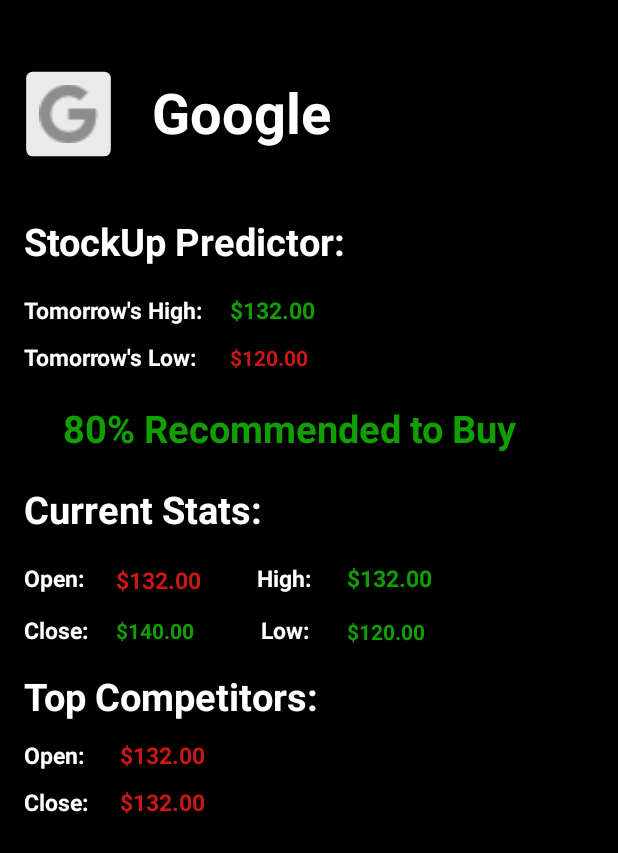
After one commit to CS196Illinois/g2_stockprediction, an Android app: the layout activity_stock_page.xml on its own in the app's theme, with its tools: preview values and no code run, on a phone screen of 412 x 824 dp. The commit adds this screen. Shown: the top 853 px of the screen. Run offline under Robolectric (Android 15) with nearby library versions, the phone set to English and light mode, and no system bars; network calls fail.

Commit message:
Added Stock Page

```diff
--- a/front end/app/build.gradle
+++ b/front end/app/build.gradle
@@ -35,7 +35,7 @@ dependencies {
     implementation 'com.squareup.picasso:picasso:2.5.2'
     implementation 'com.android.volley:volley:1.1.0'
     testImplementation 'junit:junit:4.12'
-    implementation('com.googlecode.json-simple:json-simple:1.1.1'){
+    implementation('com.googlecode.json-simple:json-simple:1.1.1') {
         exclude group: 'junit', module: 'junit'
     }
     androidTestImplementation 'com.android.support.test:runner:1.0.2'
--- a/front end/app/src/main/AndroidManifest.xml
+++ b/front end/app/src/main/AndroidManifest.xml
@@ -16,7 +16,8 @@
                 <category android:name="android.intent.category.LAUNCHER" />
             </intent-filter>
         </activity>
-        <activity android:name=".HomePage"></activity>
+        <activity android:name=".HomePage" />
+        <activity android:name=".StockPage"></activity>
     </application>
 
 </manifest>
--- a/front end/app/src/main/java/com/example/g2_stockprediction/HomePage.java
+++ b/front end/app/src/main/java/com/example/g2_stockprediction/HomePage.java
@@ -1,6 +1,7 @@
 package com.example.g2_stockprediction;
 
 import android.app.ProgressDialog;
+import android.content.Intent;
 import android.graphics.Color;
 import android.os.Build;
 import android.support.v7.app.AppCompatActivity;
@@ -9,6 +10,7 @@ import android.view.View;
 import android.view.Window;
 import android.view.WindowManager;
 import android.widget.ListView;
+import android.widget.SearchView;
 import android.widget.Toast;
 
 import com.android.volley.RequestQueue;
@@ -26,6 +28,8 @@ public class HomePage extends AppCompatActivity {
     ListView listView;
     String url = "https://www.alphavantage.co/query?function=TIME_SERIES_INTRADAY&symbol=IBM&interval=5min&apikey=RHK7YLY3DFGWV052";
     ProgressDialog dialog;
+    private SearchView stocksearch;
+    public String stockname;
 
     @Override
     protected void onCreate(Bundle savedInstanceState) {
@@ -33,6 +37,7 @@ public class HomePage extends AppCompatActivity {
         setContentView(R.layout.activity_home_page);
 
         listView = (ListView)findViewById(R.id.listView);
+        stocksearch = (SearchView) findViewById(R.id.svStockSearch);
 
         dialog = new ProgressDialog(this);
         dialog.setMessage("Loading....");
@@ -53,6 +58,22 @@ public class HomePage extends AppCompatActivity {
 
         RequestQueue rQueue = Volley.newRequestQueue(HomePage.this);
         rQueue.add(request);
+
+        stocksearch.setOnQueryTextListener(new SearchView.OnQueryTextListener() {
+            @Override
+            public boolean onQueryTextSubmit(String query) {
+                stockname = query;
+                Intent intent = new Intent(HomePage.this, StockPage.class);
+                intent.putExtra("stockname", stockname);
+                startActivity(intent);
+                return false;
+            }
+
+            @Override
+            public boolean onQueryTextChange(String newText) {
+                return false;
+            }
+        });
 
         transparentStatusAndNavigation();
     }
--- /dev/null
+++ b/front end/app/src/main/java/com/example/g2_stockprediction/StockPage.java
@@ -0,0 +1,138 @@
+package com.example.g2_stockprediction;
+
+import android.content.Intent;
+import android.graphics.Color;
+import android.os.Build;
+import android.support.annotation.NonNull;
+import android.support.v7.app.AppCompatActivity;
+import android.os.Bundle;
+import android.view.View;
+import android.view.Window;
+import android.view.WindowManager;
+import android.widget.ImageView;
+import android.widget.TextView;
+import android.widget.Toast;
+
+import com.google.firebase.database.DataSnapshot;
+import com.google.firebase.database.DatabaseError;
+import com.google.firebase.database.DatabaseReference;
+import com.google.firebase.database.FirebaseDatabase;
+import com.google.firebase.database.ValueEventListener;
+import com.squareup.picasso.Picasso;
+
+import static java.security.AccessController.getContext;
+
+public class StockPage extends AppCompatActivity {
+
+    private ImageView logo;
+    private TextView name;
+    private TextView tomHigh;
+    private TextView tomLow;
+    private TextView recommender;
+    private TextView currHigh;
+    private TextView currLow;
+    private TextView currOpen;
+    private TextView currClose;
+    private TextView comp1;
+    private TextView comp2;
+    private TextView comp1Price;
+    private TextView comp2Price;
+    private DatabaseReference myRef;
+
+    @Override
+    protected void onCreate(Bundle savedInstanceState) {
+        super.onCreate(savedInstanceState);
+        setContentView(R.layout.activity_stock_page);
+
+        logo = (ImageView) findViewById(R.id.imgLogo);
+        name = (TextView) findViewById(R.id.txtName);
+        tomHigh = (TextView) findViewById(R.id.txtTomHigh);
+        tomLow = (TextView) findViewById(R.id.txtTomLow);
+        recommender = (TextView) findViewById(R.id.txtRecommender);
+        currHigh = (TextView) findViewById(R.id.txtCurHigh);
+        currLow = (TextView) findViewById(R.id.txtCurLow);
+        currClose = (TextView) findViewById(R.id.txtCurClose);
+        currOpen = (TextView) findViewById(R.id.txtCurOpen);
+        comp1 = (TextView) findViewById(R.id.txtComp1);
+        comp2 = (TextView) findViewById(R.id.txtComp2);
+        comp1Price = (TextView) findViewById(R.id.txtComp1Price);
+        comp2Price = (TextView) findViewById(R.id.txtComp2Price);
+        myRef = FirebaseDatabase.getInstance().getReference().child("stocks");
+        Intent intent = getIntent();
+        final String stockname = intent.getStringExtra("stockname");
+
+        myRef.addValueEventListener(new ValueEventListener() {
+            @Override
+            public void onDataChange(@NonNull DataSnapshot dataSnapshot) {
+                String namein = dataSnapshot.child(stockname).child("name").getValue().toString();
+                String logoin = dataSnapshot.child(stockname).child("logo").getValue().toString();
+                String tomHighin = dataSnapshot.child(stockname).child("tomHigh").getValue().toString();
+                String tomLowin = dataSnapshot.child(stockname).child("tomLow").getValue().toString();
+                String currOpenin = dataSnapshot.child(stockname).child("open").getValue().toString();
+                String currClosein = dataSnapshot.child(stockname).child("close").getValue().toString();
+                String currHighin = dataSnapshot.child(stockname).child("currHigh").getValue().toString();
+                String currLowin = dataSnapshot.child(stockname).child("currLow").getValue().toString();
+                String comp1in = dataSnapshot.child(stockname).child("comp1").getValue().toString();
+                String comp2in = dataSnapshot.child(stockname).child("comp2").getValue().toString();
+                String comp1Pricein = dataSnapshot.child(stockname).child("comp1Price").getValue().toString();
+                String comp2Pricein = dataSnapshot.child(stockname).child("comp2Price").getValue().toString();
+
+
+                Picasso.with(StockPage.this)
+                        .load(logoin)
+                        .into(logo);
+
+                name.setText(namein);
+                tomHigh.setText(tomHighin);
+                tomLow.setText(tomLowin);
+                currOpen.setText(currOpenin);
+                currClose.setText(currClosein);
+                currLow.setText(currLowin);
+                currHigh.setText(currHighin);
+                comp1.setText(comp1in);
+                comp2.setText(comp2in);
+                comp1Price.setText(comp1Pricein);
+                comp2Price.setText(comp2Pricein);
+            }
+
+            @Override
+            public void onCancelled(@NonNull DatabaseError databaseError) {
+
+            }
+        });
+
+        transparentStatusAndNavigation();
+    }
+
+    private void transparentStatusAndNavigation() {
+        //make full transparent statusBar
+        if (Build.VERSION.SDK_INT >= 19 && Build.VERSION.SDK_INT < 21) {
+            setWindowFlag(WindowManager.LayoutParams.FLAG_TRANSLUCENT_STATUS
+                    | WindowManager.LayoutParams.FLAG_TRANSLUCENT_NAVIGATION, true);
+        }
+        if (Build.VERSION.SDK_INT >= 19) {
+            getWindow().getDecorView().setSystemUiVisibility(
+                    View.SYSTEM_UI_FLAG_LAYOUT_STABLE
+                            | View.SYSTEM_UI_FLAG_LAYOUT_FULLSCREEN
+                            | View.SYSTEM_UI_FLAG_LAYOUT_HIDE_NAVIGATION
+            );
+        }
+        if (Build.VERSION.SDK_INT >= 21) {
+            setWindowFlag(WindowManager.LayoutParams.FLAG_TRANSLUCENT_STATUS
+                    | WindowManager.LayoutParams.FLAG_TRANSLUCENT_NAVIGATION, false);
+            getWindow().setStatusBarColor(Color.TRANSPARENT);
+            getWindow().setNavigationBarColor(Color.TRANSPARENT);
+        }
+    }
+
+    private void setWindowFlag(final int bits, boolean on) {
+        Window win = getWindow();
+        WindowManager.LayoutParams winParams = win.getAttributes();
+        if (on) {
+            winParams.flags |= bits;
+        } else {
+            winParams.flags &= ~bits;
+        }
+        win.setAttributes(winParams);
+    }
+}
--- a/front end/app/src/main/res/layout/activity_home_page.xml
+++ b/front end/app/src/main/res/layout/activity_home_page.xml
@@ -9,11 +9,12 @@
     tools:layout_editor_absoluteY="25dp">
 
     <SearchView
-        android:id="@+id/searchView"
+        android:id="@+id/svStockSearch"
         android:layout_width="384dp"
         android:layout_height="53dp"
         android:layout_marginTop="8dp"
         android:layout_marginBottom="500dp"
+        android:queryHint="Search for a Stock"
         app:layout_constraintBottom_toBottomOf="parent"
         app:layout_constraintEnd_toEndOf="parent"
         app:layout_constraintStart_toStartOf="parent"
@@ -34,7 +35,7 @@
         android:textStyle="bold"
         app:layout_constraintEnd_toEndOf="parent"
         app:layout_constraintStart_toStartOf="parent"
-        app:layout_constraintTop_toBottomOf="@+id/searchView" />
+        app:layout_constraintTop_toBottomOf="@+id/svStockSearch" />
 
     <ListView
         android:id="@+id/listView"
--- /dev/null
+++ b/front end/app/src/main/res/layout/activity_stock_page.xml
@@ -0,0 +1,307 @@
+<?xml version="1.0" encoding="utf-8"?>
+<android.support.constraint.ConstraintLayout xmlns:android="http://schemas.android.com/apk/res/android"
+    xmlns:app="http://schemas.android.com/apk/res-auto"
+    xmlns:tools="http://schemas.android.com/tools"
+    android:layout_width="match_parent"
+    android:layout_height="match_parent"
+    android:background="@color/common_google_signin_btn_text_dark_focused"
+    tools:context=".StockPage">
+
+    <TextView
+        android:id="@+id/txtComp2Price"
+        android:layout_width="wrap_content"
+        android:layout_height="wrap_content"
+        android:layout_marginStart="24dp"
+        android:layout_marginLeft="24dp"
+        android:text="$132.00"
+        android:textColor="@color/colorPrimaryDark"
+        android:textSize="15sp"
+        android:textStyle="bold"
+        app:layout_constraintStart_toEndOf="@+id/textView14"
+        app:layout_constraintTop_toTopOf="@+id/txtComp2" />
+
+    <TextView
+        android:id="@+id/txtComp1Price"
+        android:layout_width="wrap_content"
+        android:layout_height="wrap_content"
+        android:layout_marginStart="24dp"
+        android:layout_marginLeft="24dp"
+        android:text="$132.00"
+        android:textColor="@color/colorPrimaryDark"
+        android:textSize="15sp"
+        android:textStyle="bold"
+        app:layout_constraintStart_toEndOf="@+id/textView14"
+        app:layout_constraintTop_toTopOf="@+id/txtComp1" />
+
+    <TextView
+        android:id="@+id/txtComp2"
+        android:layout_width="wrap_content"
+        android:layout_height="wrap_content"
+        android:layout_marginStart="16dp"
+        android:layout_marginLeft="16dp"
+        android:layout_marginTop="128dp"
+        android:text="Close:"
+        android:textColor="@color/colorAccent"
+        android:textSize="15sp"
+        android:textStyle="bold"
+        app:layout_constraintStart_toStartOf="parent"
+        app:layout_constraintTop_toBottomOf="@+id/textView14" />
+
+    <TextView
+        android:id="@+id/txtComp1"
+        android:layout_width="wrap_content"
+        android:layout_height="wrap_content"
+        android:layout_marginStart="16dp"
+        android:layout_marginLeft="16dp"
+        android:layout_marginTop="136dp"
+        android:text="Open:"
+        android:textColor="@color/colorAccent"
+        android:textSize="15sp"
+        android:textStyle="bold"
+        app:layout_constraintStart_toStartOf="parent"
+        app:layout_constraintTop_toBottomOf="@+id/textView13" />
+
+    <TextView
+        android:id="@+id/txtCurHigh"
+        android:layout_width="wrap_content"
+        android:layout_height="wrap_content"
+        android:layout_marginStart="57dp"
+        android:layout_marginLeft="57dp"
+        android:layout_marginTop="18dp"
+        android:layout_marginEnd="57dp"
+        android:layout_marginRight="57dp"
+        android:text="$132.00"
+        android:textColor="@color/colorPrimary"
+        android:textSize="15sp"
+        android:textStyle="bold"
+        app:layout_constraintEnd_toEndOf="@+id/txtRecommender"
+        app:layout_constraintStart_toEndOf="@+id/textView13"
+        app:layout_constraintTop_toBottomOf="@+id/textView13" />
+
+    <TextView
+        android:id="@+id/txtCurLow"
+        android:layout_width="wrap_content"
+        android:layout_height="wrap_content"
+        android:layout_marginTop="15dp"
+        android:text="$120.00"
+        android:textColor="@color/colorPrimary"
+        android:textStyle="bold"
+        app:layout_constraintStart_toStartOf="@+id/txtCurHigh"
+        app:layout_constraintTop_toBottomOf="@+id/txtCurHigh" />
+
+    <TextView
+        android:id="@+id/textView17"
+        android:layout_width="wrap_content"
+        android:layout_height="wrap_content"
+        android:layout_marginEnd="1dp"
+        android:layout_marginRight="1dp"
+        android:text="Low:"
+        android:textColor="@color/colorAccent"
+        android:textSize="15sp"
+        android:textStyle="bold"
+        app:layout_constraintBottom_toBottomOf="@+id/txtCurLow"
+        app:layout_constraintEnd_toEndOf="@+id/textView15" />
+
+    <TextView
+        android:id="@+id/textView18"
+        android:layout_width="wrap_content"
+        android:layout_height="wrap_content"
+        android:layout_marginStart="16dp"
+        android:layout_marginLeft="16dp"
+        android:layout_marginTop="13dp"
+        android:text="Close:"
+        android:textColor="@color/colorAccent"
+        android:textSize="15sp"
+        android:textStyle="bold"
+        app:layout_constraintStart_toStartOf="parent"
+        app:layout_constraintTop_toBottomOf="@+id/textView14" />
+
+    <TextView
+        android:id="@+id/textView13"
+        android:layout_width="wrap_content"
+        android:layout_height="wrap_content"
+        android:layout_marginStart="16dp"
+        android:layout_marginLeft="16dp"
+        android:layout_marginTop="19dp"
+        android:text="Current Stats:"
+        android:textColor="@color/colorAccent"
+        android:textSize="25sp"
+        android:textStyle="bold"
+        app:layout_constraintStart_toStartOf="parent"
+        app:layout_constraintTop_toBottomOf="@+id/txtRecommender" />
+
+    <TextView
+        android:id="@+id/textView20"
+        android:layout_width="wrap_content"
+        android:layout_height="wrap_content"
+        android:layout_marginStart="16dp"
+        android:layout_marginLeft="16dp"
+        android:layout_marginTop="144dp"
+        android:text="Top Competitors:"
+        android:textColor="@color/colorAccent"
+        android:textSize="25sp"
+        android:textStyle="bold"
+        app:layout_constraintStart_toStartOf="parent"
+        app:layout_constraintTop_toBottomOf="@+id/txtRecommender" />
+
+    <TextView
+        android:id="@+id/textView14"
+        android:layout_width="wrap_content"
+        android:layout_height="wrap_content"
+        android:layout_marginStart="16dp"
+        android:layout_marginLeft="16dp"
+        android:layout_marginTop="18dp"
+        android:text="Open:"
+        android:textColor="@color/colorAccent"
+        android:textSize="15sp"
+        android:textStyle="bold"
+        app:layout_constraintStart_toStartOf="parent"
+        app:layout_constraintTop_toBottomOf="@+id/textView13" />
+
+    <TextView
+        android:id="@+id/txtCurOpen"
+        android:layout_width="wrap_content"
+        android:layout_height="wrap_content"
+        android:layout_marginStart="21dp"
+        android:layout_marginLeft="21dp"
+        android:layout_marginBottom="13dp"
+        android:text="$132.00"
+        android:textColor="@color/colorPrimaryDark"
+        android:textSize="15sp"
+        android:textStyle="bold"
+        app:layout_constraintBottom_toTopOf="@+id/txtCurClose"
+        app:layout_constraintStart_toEndOf="@+id/textView14" />
+
+    <TextView
+        android:id="@+id/txtCurClose"
+        android:layout_width="wrap_content"
+        android:layout_height="wrap_content"
+        android:text="$140.00"
+        android:textColor="@color/colorPrimary"
+        android:textStyle="bold"
+        app:layout_constraintBaseline_toBaselineOf="@+id/textView18"
+        app:layout_constraintStart_toStartOf="@+id/txtCurOpen" />
+
+    <TextView
+        android:id="@+id/textView15"
+        android:layout_width="wrap_content"
+        android:layout_height="wrap_content"
+        android:layout_marginEnd="24dp"
+        android:layout_marginRight="24dp"
+        android:layout_marginBottom="13dp"
+        android:text="High:"
+        android:textColor="@color/colorAccent"
+        android:textSize="15sp"
+        android:textStyle="bold"
+        app:layout_constraintBottom_toTopOf="@+id/textView17"
+        app:layout_constraintEnd_toStartOf="@+id/txtCurHigh" />
+
+    <ImageView
+        android:id="@+id/imgLogo"
+        android:layout_width="78dp"
+        android:layout_height="68dp"
+        android:layout_marginTop="35dp"
+        android:layout_marginEnd="10dp"
+        android:layout_marginRight="10dp"
+        android:layout_marginBottom="27dp"
+        app:layout_constraintBottom_toTopOf="@+id/textView5"
+        app:layout_constraintEnd_toStartOf="@+id/txtName"
+        app:layout_constraintStart_toStartOf="parent"
+        app:layout_constraintTop_toTopOf="parent"
+        app:srcCompat="@drawable/common_google_signin_btn_icon_disabled" />
+
+    <TextView
+        android:id="@+id/txtName"
+        android:layout_width="wrap_content"
+        android:layout_height="wrap_content"
+        android:layout_marginStart="101dp"
+        android:layout_marginLeft="101dp"
+        android:layout_marginTop="7dp"
+        android:text="Google"
+        android:textColor="@color/colorAccent"
+        android:textSize="37sp"
+        android:textStyle="bold"
+        app:layout_constraintStart_toStartOf="parent"
+        app:layout_constraintTop_toTopOf="@+id/imgLogo" />
+
+    <TextView
+        android:id="@+id/textView5"
+        android:layout_width="wrap_content"
+        android:layout_height="wrap_content"
+        android:layout_marginStart="16dp"
+        android:layout_marginLeft="16dp"
+        android:layout_marginTop="143dp"
+        android:text="StockUp Predictor:"
+        android:textColor="@color/colorAccent"
+        android:textSize="25sp"
+        android:textStyle="bold"
+        app:layout_constraintStart_toStartOf="parent"
+        app:layout_constraintTop_toTopOf="parent" />
+
+    <TextView
+        android:id="@+id/textView6"
+        android:layout_width="wrap_content"
+        android:layout_height="wrap_content"
+        android:layout_marginStart="16dp"
+        android:layout_marginLeft="16dp"
+        android:layout_marginTop="18dp"
+        android:text="Tomorrow's High:"
+        android:textColor="@color/colorAccent"
+        android:textSize="15sp"
+        android:textStyle="bold"
+        app:layout_constraintStart_toStartOf="parent"
+        app:layout_constraintTop_toBottomOf="@+id/textView5" />
+
+    <TextView
+        android:id="@+id/txtTomHigh"
+        android:layout_width="wrap_content"
+        android:layout_height="wrap_content"
+        android:layout_marginStart="18dp"
+        android:layout_marginLeft="18dp"
+        android:text="$132.00"
+        android:textColor="@color/colorPrimary"
+        android:textSize="15sp"
+        android:textStyle="bold"
+        app:layout_constraintStart_toEndOf="@+id/textView6"
+        app:layout_constraintTop_toTopOf="@+id/textView6" />
+
+    <TextView
+        android:id="@+id/textView7"
+        android:layout_width="wrap_content"
+        android:layout_height="wrap_content"
+        android:layout_marginStart="16dp"
+        android:layout_marginLeft="16dp"
+        android:layout_marginTop="10dp"
+        android:text="Tomorrow's Low:"
+        android:textColor="@color/colorAccent"
+        android:textSize="15sp"
+        android:textStyle="bold"
+        app:layout_constraintStart_toStartOf="parent"
+        app:layout_constraintTop_toBottomOf="@+id/textView6" />
+
+    <TextView
+        android:id="@+id/txtTomLow"
+        android:layout_width="wrap_content"
+        android:layout_height="wrap_content"
+        android:layout_marginTop="11dp"
+        android:text="$120.00"
+        android:textColor="@color/colorPrimaryDark"
+        android:textStyle="bold"
+        app:layout_constraintStart_toStartOf="@+id/txtTomHigh"
+        app:layout_constraintTop_toBottomOf="@+id/txtTomHigh" />
+
+    <TextView
+        android:id="@+id/txtRecommender"
+        android:layout_width="wrap_content"
+        android:layout_height="wrap_content"
+        android:layout_marginStart="26dp"
+        android:layout_marginLeft="26dp"
+        android:layout_marginTop="19dp"
+        android:text="80% Recommended to Buy"
+        android:textColor="@color/colorPrimary"
+        android:textSize="25sp"
+        android:textStyle="bold"
+        app:layout_constraintStart_toStartOf="@+id/textView7"
+        app:layout_constraintTop_toBottomOf="@+id/textView7" />
+
+</android.support.constraint.ConstraintLayout>
--- a/front end/app/src/main/res/values/colors.xml
+++ b/front end/app/src/main/res/values/colors.xml
@@ -1,6 +1,6 @@
 <?xml version="1.0" encoding="utf-8"?>
 <resources>
     <color name="colorPrimary">#109e00</color>
-    <color name="colorPrimaryDark">#21801f</color>
+    <color name="colorPrimaryDark">#cc1717</color>
     <color name="colorAccent">#ffffff</color>
 </resources>
```
Also changed, not shown: front end/app/src/main/res/drawable/googl.PNG (added).
